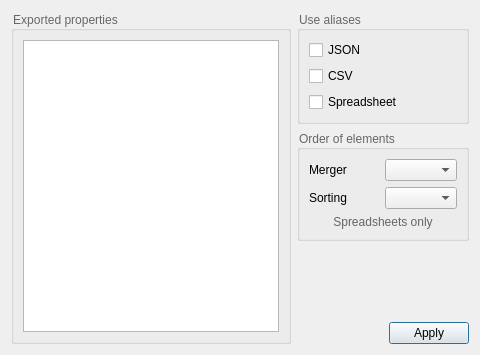
Above: repo/ui/info_set.ui from GS90/addFC before the change. Below: the same form after it.
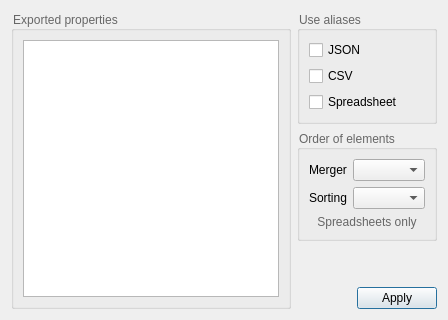
That is the form after the change.

```diff
--- a/repo/ui/info_set.ui
+++ b/repo/ui/info_set.ui
@@ -3,20 +3,6 @@
  <author>Golodnikov Sergey</author>
  <class>Form</class>
  <widget class="QWidget" name="Form">
-  <property name="geometry">
-   <rect>
-    <x>0</x>
-    <y>0</y>
-    <width>480</width>
-    <height>355</height>
-   </rect>
-  </property>
-  <property name="minimumSize">
-   <size>
-    <width>480</width>
-    <height>355</height>
-   </size>
-  </property>
   <property name="windowTitle">
    <string>Export settings</string>
   </property>
```
